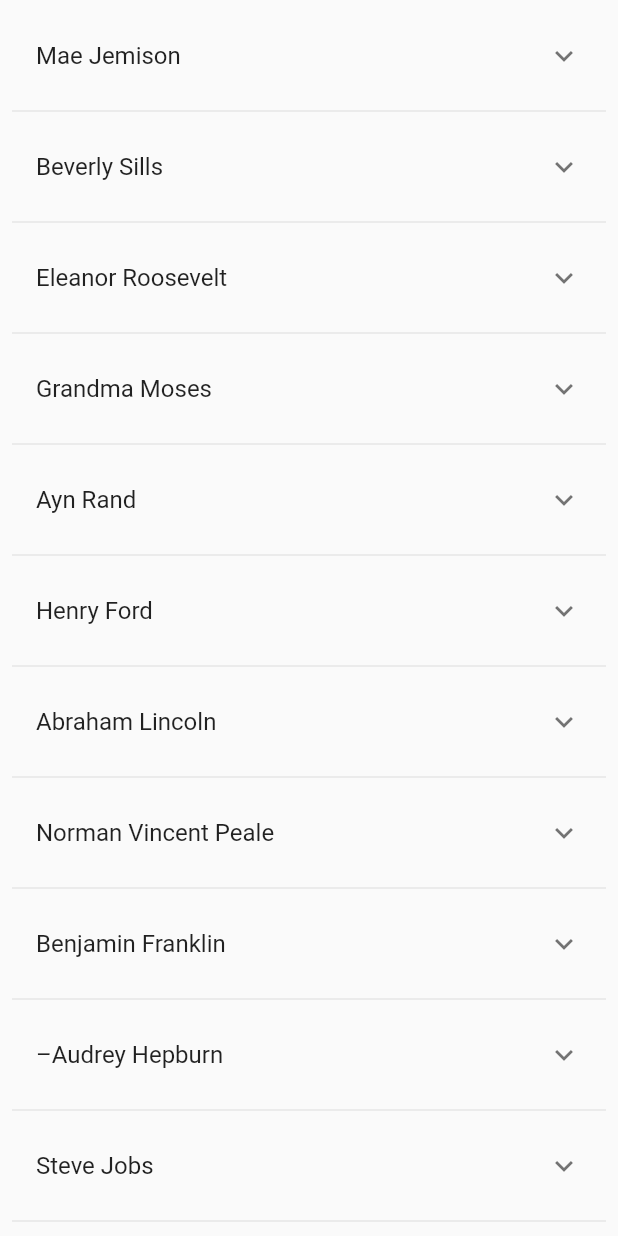
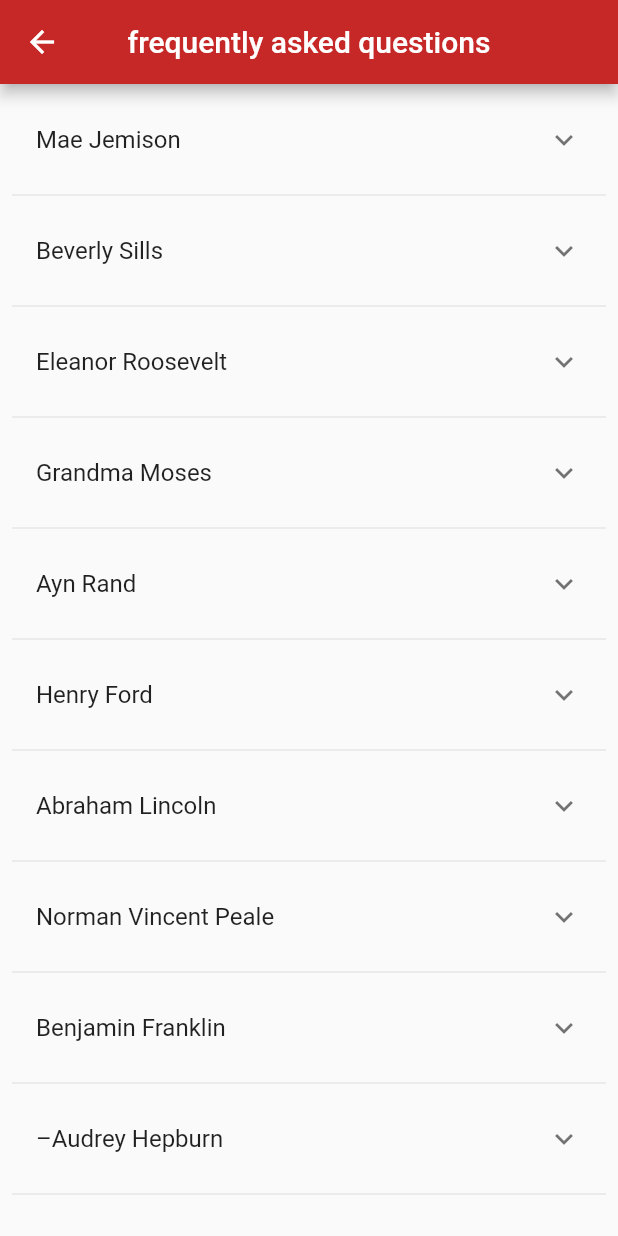
Before and after one commit to Abdallah7x/A-learning-based-semi-humanoid-robot-for-on-campus-surveillance-, a Flutter app: the FAQ screen opened directly, on a phone screen of 412 x 824 dp. Run offline on Flutter 3.47's test engine with Material 2 defaults, Android fonts, the phone set to English and light mode, and no system bars; our stand-ins replace clay_containers, flutter_neumorphic, snippet_coder_utils; missing offline and left inert: CWCFlutter, flutter_search_bar, flutter_ticket_widget, reviews_slider; project files that could hold a hidden picture were left out.

Commit message:
Update faq.dart

```diff
--- a/tablet Application/lib/pages/faq.dart
+++ b/tablet Application/lib/pages/faq.dart
@@ -1,6 +1,12 @@
+
 import 'package:flutter/material.dart';
 
-class FAQ extends StatelessWidget {
+class FAQ extends StatefulWidget {
+  @override
+  _FAQState createState() => _FAQState();
+}
+
+class _FAQState extends State<FAQ> {
   final List quotes = [
     {
       "quote":
@@ -61,14 +67,26 @@ class FAQ extends StatelessWidget {
 
   @override
   Widget build(BuildContext context) {
-    return ListView.separated(
+    return Scaffold(
+      appBar: AppBar(
+        centerTitle: true,
+        backgroundColor: Colors.red.shade800,
+        title: Text("frequently asked questions"),
+      ),
+      body: Align(
+        alignment: Alignment.centerLeft,
+        child: ListView.separated(
           padding: const EdgeInsets.all(8),
           itemCount: quotes.length,
           itemBuilder: (BuildContext context, int index) {
             return _buildExpandableTile(quotes[index]);
           },
-      separatorBuilder: (BuildContext context, int index) => const Divider(),
+          separatorBuilder: (BuildContext context, int index) =>
+              const Divider(),
+        ),
+      ),
     );
+  }
 }
 
 Widget _buildExpandableTile(item) {
@@ -86,4 +104,3 @@ class FAQ extends StatelessWidget {
     ],
   );
 }
-}
```
Lines whose indentation alone changed are shown as unchanged.
